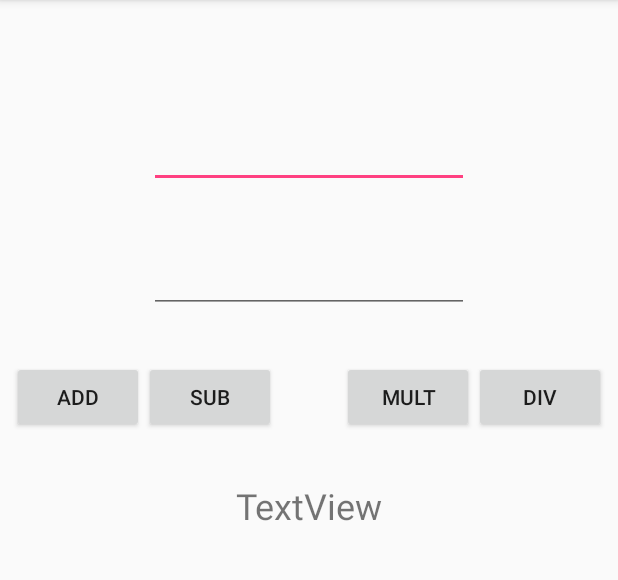
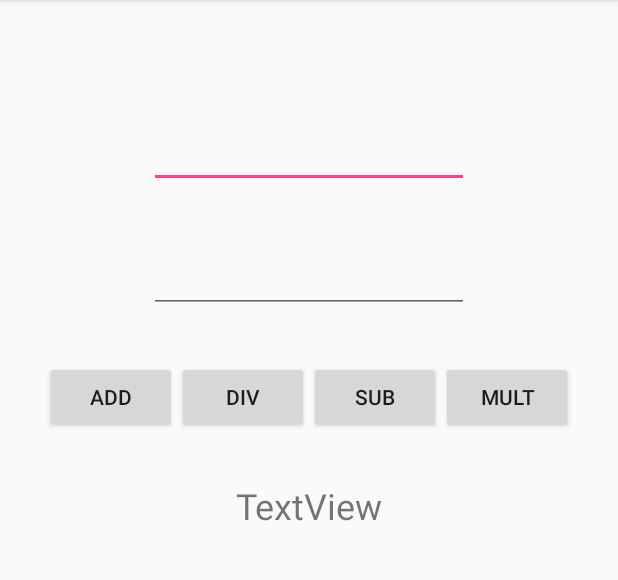
Before and after one commit to coding-blocks-archives/Pitampura_Android_2018_Spring, an Android app: the screen it shows after launch (MainActivity), on a phone screen of 412 x 824 dp, the part 84-664 px from its top. Run offline under Robolectric (Android 15) with nearby library versions, the phone set to English and light mode, and no system bars.

Commit message:
linearlayout
Signed-off-by: Arnav Gupta <arnav@codingblocks.com>

```diff
--- a/Lecture02/Activities/app/src/main/res/layout/activity_main.xml
+++ b/Lecture02/Activities/app/src/main/res/layout/activity_main.xml
@@ -27,15 +27,44 @@
         app:layout_constraintStart_toStartOf="@+id/etVar1"
         app:layout_constraintTop_toBottomOf="@+id/etVar1" />
 
-    <Button
-        android:id="@+id/btnAdd"
+    <LinearLayout
+        android:id="@+id/llBtnContainer"
         android:layout_width="wrap_content"
         android:layout_height="wrap_content"
+        android:layout_marginEnd="8dp"
         android:layout_marginStart="8dp"
         android:layout_marginTop="32dp"
-        android:text="ADD"
+        android:orientation="horizontal"
+        app:layout_constraintEnd_toEndOf="parent"
         app:layout_constraintStart_toStartOf="parent"
-        app:layout_constraintTop_toBottomOf="@+id/etVar2" />
+        app:layout_constraintTop_toBottomOf="@id/etVar2">
+
+        <Button
+            android:id="@+id/btnAdd"
+            android:layout_width="wrap_content"
+            android:layout_height="wrap_content"
+            android:text="ADD" />
+
+        <Button
+            android:id="@+id/btnDiv"
+            android:layout_width="wrap_content"
+            android:layout_height="wrap_content"
+            android:text="DIV" />
+
+        <Button
+            android:id="@+id/btnSub"
+            android:layout_width="wrap_content"
+            android:layout_height="wrap_content"
+            android:text="SUB" />
+
+        <Button
+            android:id="@+id/btnMult"
+            android:layout_width="wrap_content"
+            android:layout_height="wrap_content"
+            android:text="MULT" />
+
+    </LinearLayout>
+
 
     <TextView
         android:id="@+id/tvResult"
@@ -46,33 +75,8 @@
         android:textSize="24sp"
         app:layout_constraintEnd_toEndOf="parent"
         app:layout_constraintStart_toStartOf="parent"
-        app:layout_constraintTop_toBottomOf="@+id/btnAdd" />
+        app:layout_constraintTop_toBottomOf="@+id/llBtnContainer" />
 
-    <Button
-        android:id="@+id/btnDiv"
-        android:layout_width="wrap_content"
-        android:layout_height="wrap_content"
-        android:layout_marginEnd="8dp"
-        android:layout_marginTop="32dp"
-        android:text="DIV"
-        app:layout_constraintEnd_toEndOf="parent"
-        app:layout_constraintTop_toBottomOf="@+id/etVar2" />
-
-    <Button
-        android:id="@+id/btnSub"
-        android:layout_width="wrap_content"
-        android:layout_height="wrap_content"
-        android:text="SUB"
-        app:layout_constraintStart_toEndOf="@id/btnAdd"
-        app:layout_constraintTop_toTopOf="@id/btnAdd" />
-
-    <Button
-        android:id="@+id/btnMult"
-        android:layout_width="wrap_content"
-        android:layout_height="wrap_content"
-        android:text="MULT"
-        app:layout_constraintEnd_toStartOf="@id/btnDiv"
-        app:layout_constraintTop_toTopOf="@id/btnDiv" />
 
 
 </android.support.constraint.ConstraintLayout>
```
